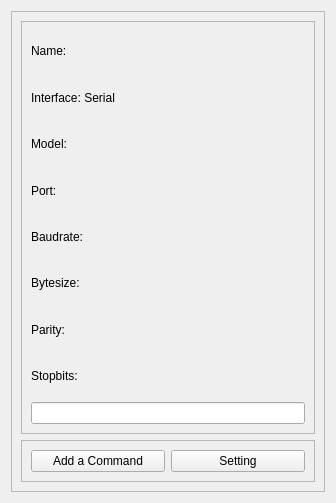
Old version of the form GUI/ui_files/serial_instrument_device_wid.ui in the repository YeonungK/YonKu.
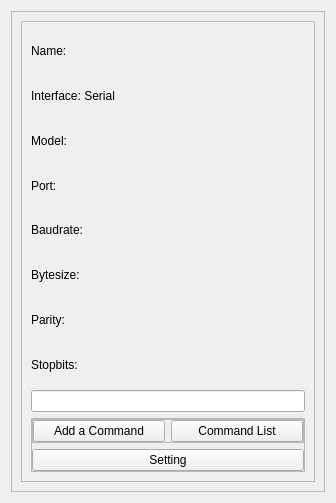
New version of the form.

Diff of the .ui file:
```diff
--- a/GUI/ui_files/serial_instrument_device_wid.ui
+++ b/GUI/ui_files/serial_instrument_device_wid.ui
@@ -98,9 +98,27 @@
            </property>
           </widget>
          </item>
-        </layout>
-       </widget>
-      </item>
+         <item>
+          <widget class="QFrame" name="frame_4">
+           <property name="frameShape">
+            <enum>QFrame::StyledPanel</enum>
+           </property>
+           <property name="frameShadow">
+            <enum>QFrame::Raised</enum>
+           </property>
+           <layout class="QVBoxLayout" name="verticalLayout_3">
+            <property name="leftMargin">
+             <number>0</number>
+            </property>
+            <property name="topMargin">
+             <number>0</number>
+            </property>
+            <property name="rightMargin">
+             <number>0</number>
+            </property>
+            <property name="bottomMargin">
+             <number>0</number>
+            </property>
       <item>
        <widget class="QFrame" name="frame_2">
         <property name="sizePolicy">
@@ -116,6 +134,18 @@
          <enum>QFrame::Raised</enum>
         </property>
         <layout class="QHBoxLayout" name="horizontalLayout">
+               <property name="leftMargin">
+                <number>0</number>
+               </property>
+               <property name="topMargin">
+                <number>0</number>
+               </property>
+               <property name="rightMargin">
+                <number>0</number>
+               </property>
+               <property name="bottomMargin">
+                <number>0</number>
+               </property>
          <item>
           <widget class="QPushButton" name="commandButton">
            <property name="text">
@@ -124,10 +154,23 @@
           </widget>
          </item>
          <item>
+                <widget class="QPushButton" name="commandListButton">
+                 <property name="text">
+                  <string>Command List</string>
+                 </property>
+                </widget>
+               </item>
+              </layout>
+             </widget>
+            </item>
+            <item>
           <widget class="QPushButton" name="settingButton">
            <property name="text">
             <string>Setting</string>
            </property>
+             </widget>
+            </item>
+           </layout>
           </widget>
          </item>
         </layout>
```
Left out of the diff: 2 changed lines with no effect on the pictures. Lines whose indentation alone changed are shown as unchanged.
